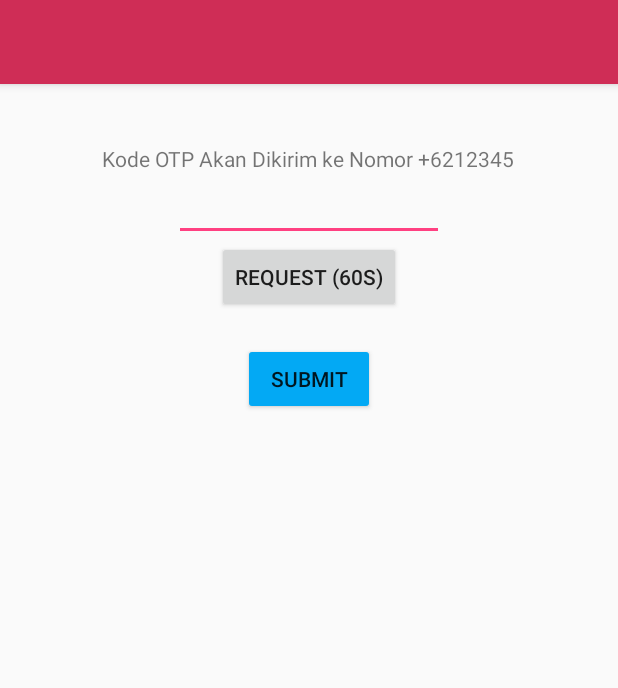
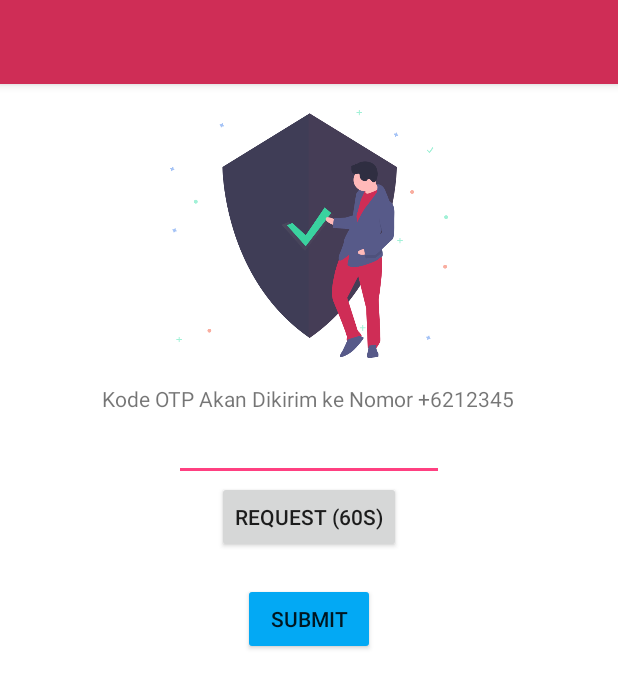
Before and after one commit to riza1999/imergency-latest, an Android app: the layout activity_phone_verification.xml on its own in the app's theme, with its tools: preview values and no code run, on a phone screen of 412 x 824 dp. Shown: the top 688 px of the screen. Run offline under Robolectric (Android 15) with nearby library versions, the phone set to English and light mode, and no system bars.

Commit message:
Tambah pemanis halaman

```diff
--- a/app/src/main/java/com/umn/imergency/ui/PhoneVerificationActivity.java
+++ b/app/src/main/java/com/umn/imergency/ui/PhoneVerificationActivity.java
@@ -106,7 +106,7 @@ public class PhoneVerificationActivity extends AppCompatActivity {
 
             @Override
             public void onVerificationFailed(FirebaseException e) {
-                Log.d(">>>>", e.toString());
+                Toast.makeText(PhoneVerificationActivity.this, "Telah terjadi kesalahan", Toast.LENGTH_SHORT).show();
                 if (e instanceof FirebaseAuthInvalidCredentialsException) {
                     Toast.makeText(PhoneVerificationActivity.this, "Error : Invalid Request", Toast.LENGTH_SHORT).show();
                 } else if (e instanceof FirebaseTooManyRequestsException) {
--- a/app/src/main/res/layout/activity_phone_verification.xml
+++ b/app/src/main/res/layout/activity_phone_verification.xml
@@ -22,28 +22,39 @@
     </com.google.android.material.appbar.AppBarLayout>
 
     <androidx.constraintlayout.widget.ConstraintLayout
+        android:background="@color/white"
         android:layout_width="match_parent"
         android:layout_height="match_parent">
+
+        <ImageView
+            android:id="@+id/image_phone_verification"
+            android:layout_width="wrap_content"
+            android:layout_height="200dp"
+            android:src="@drawable/image_phone_verification"
+            app:layout_constraintEnd_toEndOf="parent"
+            app:layout_constraintStart_toStartOf="parent"
+            app:layout_constraintTop_toTopOf="parent" />
 
         <LinearLayout
             android:id="@+id/progressbar_phone_verification"
             android:visibility="gone"
             android:layout_width="match_parent"
             android:layout_height="wrap_content"
+            android:orientation="vertical"
             app:layout_constraintEnd_toEndOf="parent"
             app:layout_constraintStart_toStartOf="parent"
-            app:layout_constraintTop_toTopOf="parent"
-            android:orientation="vertical">
+            app:layout_constraintTop_toBottomOf="@+id/image_phone_verification">
+
             <ProgressBar
                 android:layout_width="match_parent"
                 android:layout_height="wrap_content"
-                android:paddingTop="40dp"
-                android:layout_marginBottom="20dp"/>
+                android:layout_marginBottom="20dp" />
+
             <TextView
                 android:layout_width="match_parent"
                 android:layout_height="wrap_content"
-                android:textAlignment="center"
-                android:text="Please wait while we signing you up..."/>
+                android:text="Please wait while we signing you up..."
+                android:textAlignment="center" />
         </LinearLayout>
 
 
@@ -53,10 +64,10 @@
             android:layout_height="wrap_content"
             android:gravity="center"
             android:orientation="vertical"
-            android:paddingTop="40dp"
             app:layout_constraintEnd_toEndOf="parent"
             app:layout_constraintStart_toStartOf="parent"
-            app:layout_constraintTop_toTopOf="parent">
+            app:layout_constraintTop_toBottomOf="@+id/image_phone_verification">
+
             <TextView
                 android:id="@+id/textview_dikirim_ke"
                 android:layout_width="wrap_content"
```
Also changed, not shown: app/src/main/res/drawable/image_phone_verification.png (added).
